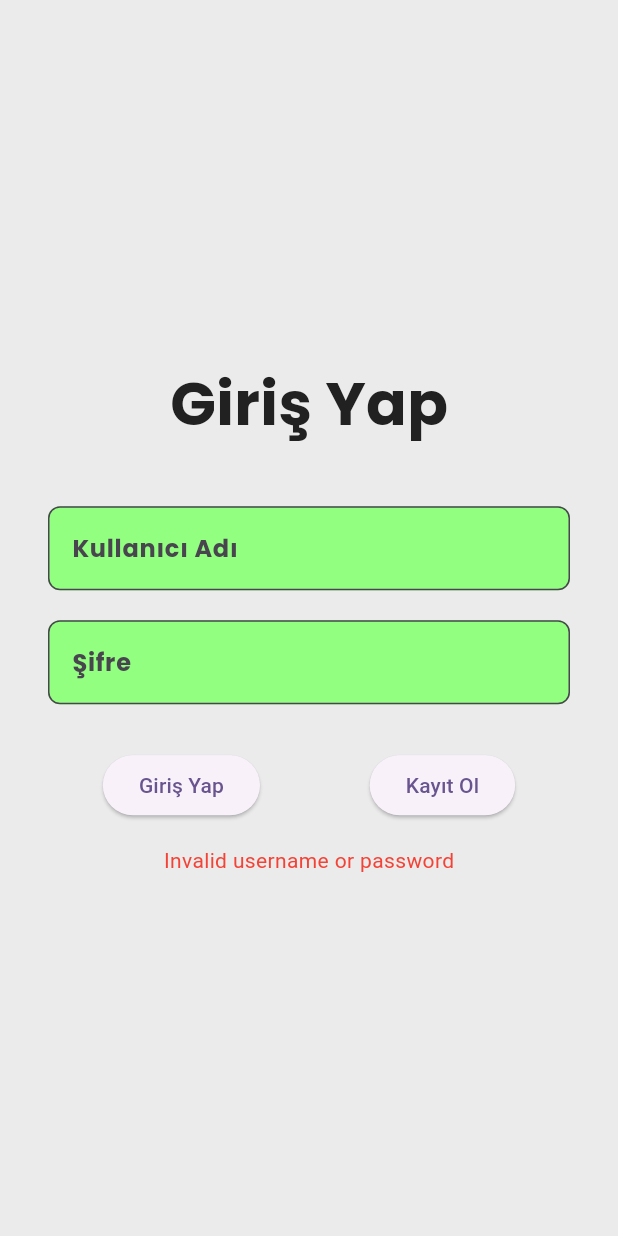
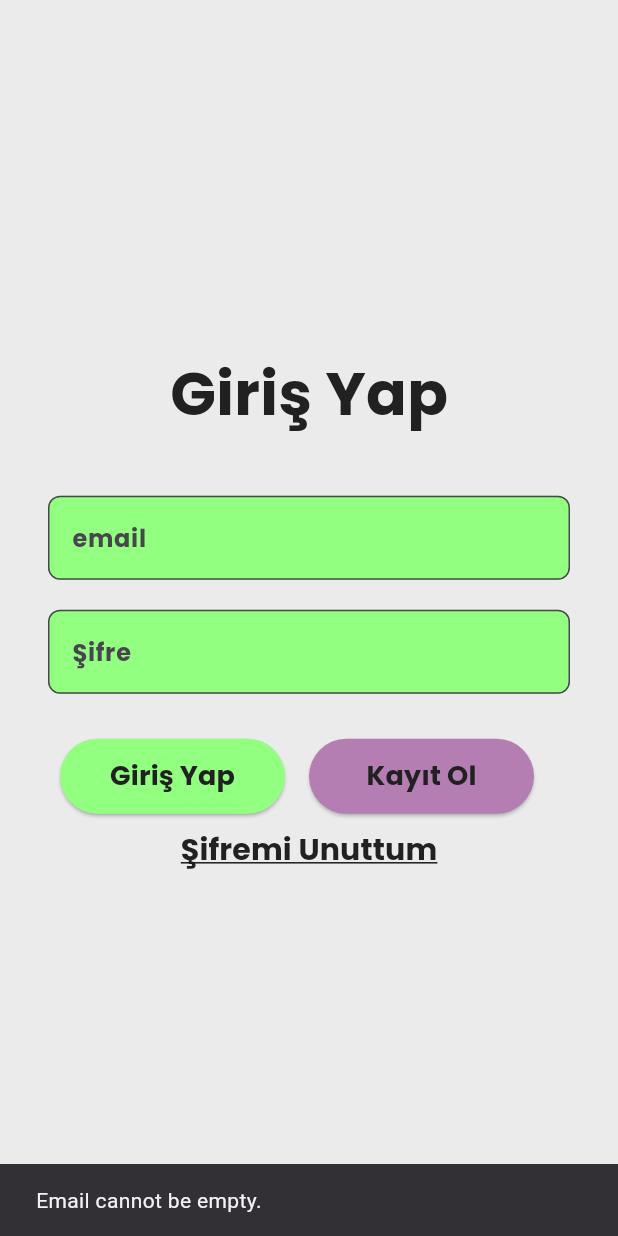
Before and after one commit to Fleqpe/Walkverse, a Flutter app: the LoginPage screen opened directly, after a tap on "Giriş Yap", on a phone screen of 412 x 824 dp. Run offline on Flutter 3.47's test engine with Material 3 defaults, Android fonts, the phone set to English and light mode, and no system bars; our stand-ins replace cloud_firestore, firebase_auth, firebase_core, pedometer, syncfusion_flutter_charts; missing offline and left inert: flutter_background_service; accounts and stored records are empty.

```diff
--- a/lib/backend/test_interface.dart
+++ b/lib/backend/test_interface.dart
@@ -32,6 +32,8 @@ class _UserStepsScreenState extends State<UserStepsScreen> {
   final TextEditingController _dateController = TextEditingController();
   final TextEditingController _emailController = TextEditingController();
   final TextEditingController _passwordController = TextEditingController();
+    final TextEditingController _usernameController = TextEditingController();
+
 
   List<Map<String, dynamic>> _userSteps = [];
   String errorMessage = "";
@@ -146,13 +148,14 @@ class _UserStepsScreenState extends State<UserStepsScreen> {
       _userSteps = steps;
     });
   }
-
   Future<void> _register() async {
     final email = _emailController.text.trim();
     final password = _passwordController.text.trim();
+    final username = _usernameController.text.trim();
+
 
     if (email.isNotEmpty && password.isNotEmpty) {
-      final user = await _authService.registerUser(email: email, password: password);
+      final user = await _authService.registerUser(email: email, password: password, username: username);
 
       if (user != null) {
         ScaffoldMessenger.of(context).showSnackBar(
@@ -184,24 +187,24 @@ class _UserStepsScreenState extends State<UserStepsScreen> {
       return;
     }
 
-    String result = await _authService.loginUser(email, password);
-    setState(() {
-      errorMessage = result;
+    // String result = await _authService.loginUser(email, password);
+    // setState(() {
+    //   errorMessage = result;
 
-        ScaffoldMessenger.of(context).showSnackBar(
-        SnackBar(content: Text(errorMessage)),);
+    //     ScaffoldMessenger.of(context).showSnackBar(
+    //     SnackBar(content: Text(errorMessage)),);
 
-    });
+    // });
 
-    if (result == "success") {
-      setState(() {
-        ScaffoldMessenger.of(context).showSnackBar(
-        SnackBar(content: Text("Giriş başarılı. Ana sayfaya yönlendirme yapılabilir.")),
-      );
+    // if (result == "success") {
+    //   setState(() {
+    //     ScaffoldMessenger.of(context).showSnackBar(
+    //     SnackBar(content: Text("Giriş başarılı. Ana sayfaya yönlendirme yapılabilir.")),
+    //   );
 
-      });
+    //   });
       // Giriş başarılı. Ana sayfaya yönlendirme yapılabilir.
-      //Navigator.pushReplacementNamed(context, '/home');
+      //Navigator.pushReplacementNamed(context, '/home');}
+
     }
   }
-}
--- a/lib/login.dart
+++ b/lib/login.dart
@@ -18,7 +18,9 @@ class LoginPage extends StatefulWidget {
 class _LoginPageState extends State<LoginPage> {
   final UserStepsService _userStepsService = UserStepsService();
   final TextEditingController _usernameController = TextEditingController();
+  final TextEditingController _emailController = TextEditingController();
   final TextEditingController _passwordController = TextEditingController();
+  final AuthService _authService = AuthService();
   String _errorMessage = '';
 
   Widget buildTextField({
@@ -41,7 +43,7 @@ class _LoginPageState extends State<LoginPage> {
     );
   }
 
-  @override
+    @override
   Widget build(BuildContext context) {
     return Scaffold(
       backgroundColor: mainColor,
@@ -54,7 +56,7 @@ class _LoginPageState extends State<LoginPage> {
               createText("Giriş Yap", 40),
               const SizedBox(height: 40),
               buildTextField(
-                  controller: _usernameController, label: 'Kullanıcı Adı'),
+                  controller: _emailController, label: 'email'),
               const SizedBox(height: 20),
               buildTextField(
                   controller: _passwordController,
@@ -65,15 +67,54 @@ class _LoginPageState extends State<LoginPage> {
                 mainAxisAlignment: MainAxisAlignment.spaceAround,
                 children: [
                   ElevatedButton(
-                    onPressed: _login,
-                    child: Text('Giriş Yap'),
+                    onPressed: () {
+                        // E-posta boşsa, kullanıcıyı uyar
+                        if (_emailController.text.isEmpty) {
+                          setState(() {
+                          ScaffoldMessenger.of(context).showSnackBar(
+                          SnackBar(content: Text("Email cannot be empty.")),
+                        );
+                         });
+                        return;
+                        } else {
+                          // Eğer e-posta girildiyse _login fonksiyonunu çağır
+                          _login();
+                        }
+                      },
+                    style: ElevatedButton.styleFrom(
+                      backgroundColor: accentColor,
+                      minimumSize: const Size(150, 50),
+                    ),
+                    child: createText("Giriş Yap", 18),
+
                   ),
                   ElevatedButton(
-                    onPressed: _register,
-                    child: Text('Kayıt Ol'),
+                    onPressed: () {
+                      navigateTo(context, const RegisterPage(), true);
+                    },
+                    style: ElevatedButton.styleFrom(
+                      backgroundColor: accent3Color,
+                      minimumSize: const Size(150, 50),
+                    ),
+                    child: createText("Kayıt Ol", 18),
                   ),
+                  const SizedBox(height: 20),
                 ],
               ),
+              TextButton(
+                onPressed: () {
+                  navigateTo(context, const ForgotPasswordPage(), true);
+                },
+                child: Text(
+                  'Şifremi Unuttum',
+                  style: TextStyle(
+                    color: textColor,
+                    fontSize: 20,
+                    fontFamily: font2,
+                    decoration: TextDecoration.underline,
+                    ),
+                  ),
+                ),
               if (_errorMessage.isNotEmpty)
                 Padding(
                   padding: const EdgeInsets.only(top: 16.0),
@@ -89,46 +130,21 @@ class _LoginPageState extends State<LoginPage> {
     );
   }
 
-  Future<void> _login() async {
-    final email = _usernameController.text;
-    final password = _passwordController.text;
+  void _login() async {
+    String email = _emailController.text.trim();
+    String password = _passwordController.text.trim();
 
-    User? user = await _userStepsService.loginUser(email, password);
+    User? result = await _authService.loginUser(email, password);
 
-    if (user != null) {
-      UserSession.userId = user.uid;
-      int _totalSteps = await _userStepsService.getTotalSteps(user.uid);
-      UserSession.setUser(user.uid, _totalSteps);
-      // Successful login, navigate to landing page and store user session
-      Navigator.pushReplacement(
-        context,
-        MaterialPageRoute(builder: (context) => const Landing()),
-      );
-    } else {
-      // Display error message
+    if (result != null) {
+      // Başarılı giriş, ana sayfaya yönlendir
+      navigateTo(context, const Landing(), false);
+    }else {
+      // Kullanıcı varsa ama şifre yanlışsa hata mesajı göster
       setState(() {
-        _errorMessage = 'Invalid username or password';
+      _errorMessage = 'email veya parola hatalı.';
       });
     }
   }
 
-  Future<void> _register() async {
-    final email = _usernameController.text;
-    final password = _passwordController.text;
-
-    User? user = await _userStepsService.registerUser(email, password);
-
-    if (user != null) {
-      // Successful registration, navigate to landing page and store user session
-      Navigator.pushReplacement(
-        context,
-        MaterialPageRoute(builder: (context) => const Landing()),
-      );
-    } else {
-      // Display error message
-      setState(() {
-        _errorMessage = 'Registration failed';
-      });
-    }
-  }
 }
```
Also changed, not shown: lib/backend/backendtest.dart (+20 -27 lines), lib/register.dart (+57 -6 lines).
